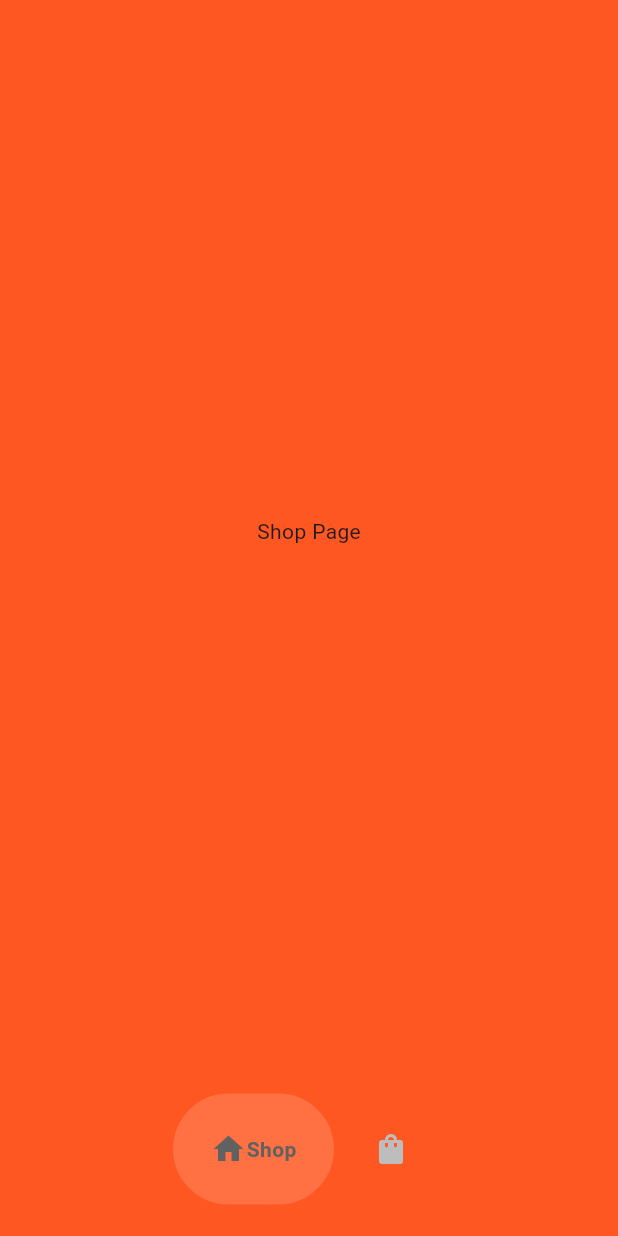
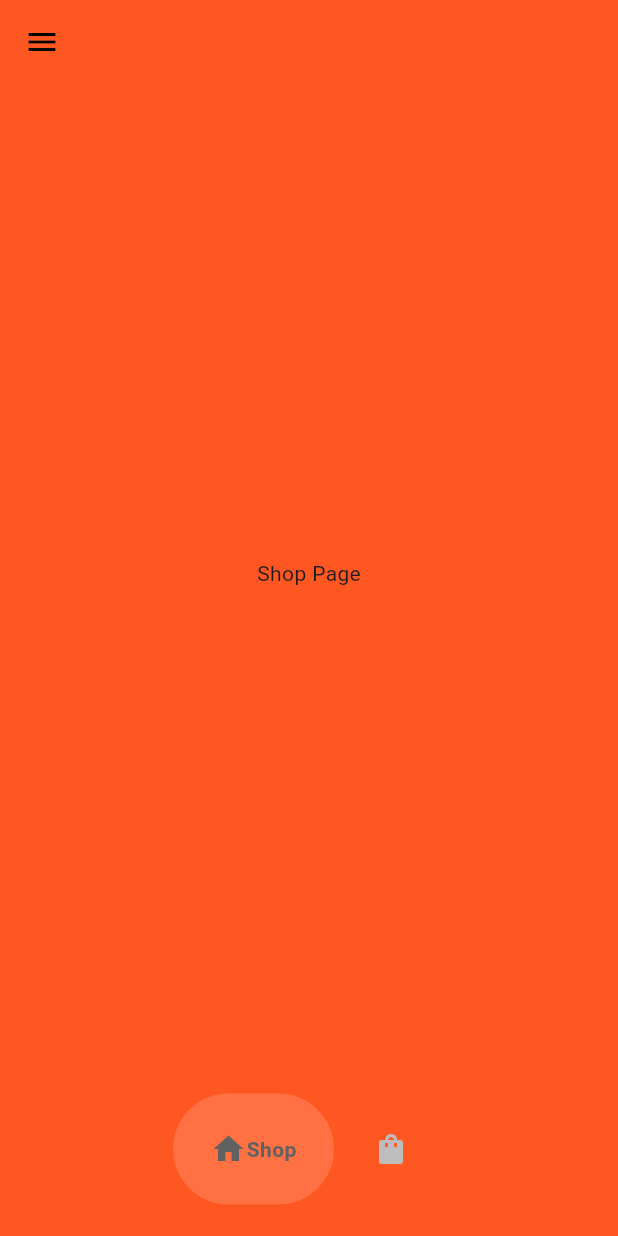
Before and after one commit to SteiKnight/ecommerceapp, a Flutter app: the HomePage screen opened by its route, on a phone screen of 412 x 824 dp. Run offline on Flutter 3.47's test engine with Material 3 defaults, Android fonts, the phone set to English and light mode, and no system bars; drawn by our look-alikes of google_nav_bar.

Commit message:
modified:added drawer and changed logo name

```diff
--- a/lib/pages/home_page.dart
+++ b/lib/pages/home_page.dart
@@ -30,10 +30,78 @@ class _HomePageState extends State<HomePage> {
   @override
   Widget build(BuildContext context) {
     return Scaffold(
+      appBar: AppBar(
+          backgroundColor: Colors.transparent,
+          elevation: 0,
+          leading: Builder(
+              builder: (context) => IconButton(
+                    icon: Icon(Icons.menu, color: Colors.black),
+                    onPressed: () {
+                      Scaffold.of(context).openDrawer();
+                    },
+                  ))),
       bottomNavigationBar: MyBottomNavBar(
         onTabChange: (index) => navigateBottomBar(index),
       ),
       backgroundColor: Colors.deepOrange,
+      drawer: Drawer(
+          backgroundColor: Colors.grey[900],
+          child: Column(
+            mainAxisAlignment: MainAxisAlignment.spaceBetween,
+            children: [
+              //logo
+              Column(
+                children: [
+                  DrawerHeader(
+                    margin: EdgeInsets.symmetric(horizontal: 20),
+                    decoration: null,
+                    child: Image.asset(
+                      'lib/images/logo.png',
+                      color: Colors.white,
+                    ),
+                  ),
+
+                  SizedBox(
+                    height: 40,
+                  ),
+                  //other pages
+                  Padding(
+                    padding: const EdgeInsets.only(left: 25),
+                    child: ListTile(
+                      iconColor: Colors.white,
+                      textColor: Colors.white,
+                      leading: Icon(
+                        Icons.home,
+                      ),
+                      title: Text("Home"),
+                    ),
+                  ),
+                  Padding(
+                    padding: const EdgeInsets.only(left: 25),
+                    child: ListTile(
+                      iconColor: Colors.white,
+                      textColor: Colors.white,
+                      leading: Icon(
+                        Icons.info,
+                      ),
+                      title: Text("About"),
+                    ),
+                  ),
+                ],
+              ),
+              Padding(
+                padding: const EdgeInsets.only(left: 25),
+                child: ListTile(
+                  iconColor: Colors.white,
+                  textColor: Colors.white,
+                  leading: Icon(
+                    Icons.logout,
+                  ),
+                  title: Text("Logout"),
+                ),
+              ),
+            ],
+          )),
       body: _pages[_selectedIndex],
     );
   }
--- a/lib/pages/intro_page.dart
+++ b/lib/pages/intro_page.dart
@@ -20,7 +20,7 @@ class IntroPage extends StatelessWidget {
                 Padding(
                   padding: const EdgeInsets.all(25),
                   child: Image.asset(
-                    'lib/images/mclaren_logo.png',
+                    'lib/images/logo.png',
                     height: 100,
                   ),
                 ),
```
Also changed, not shown: lib/images/logo.png (renamed from lib/images/mclaren_logo.png).
